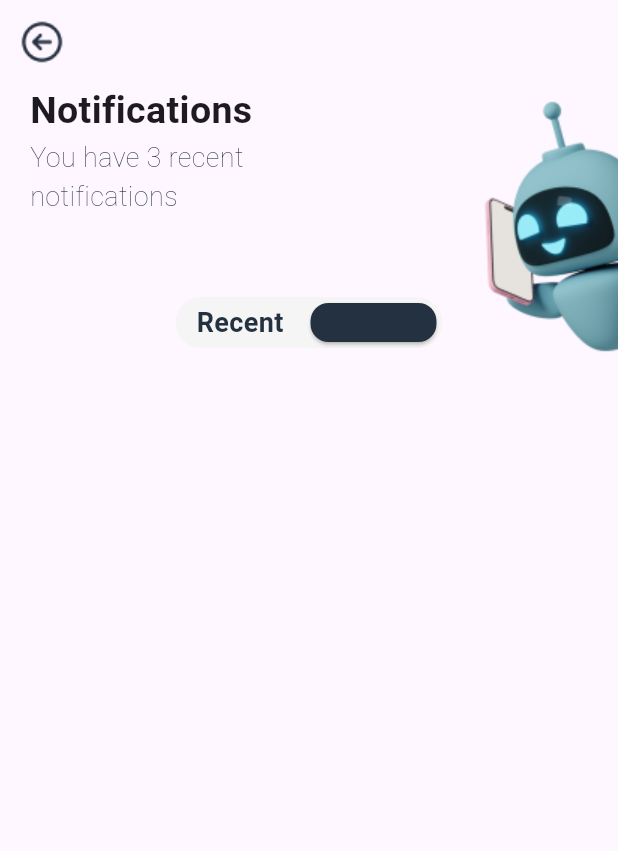
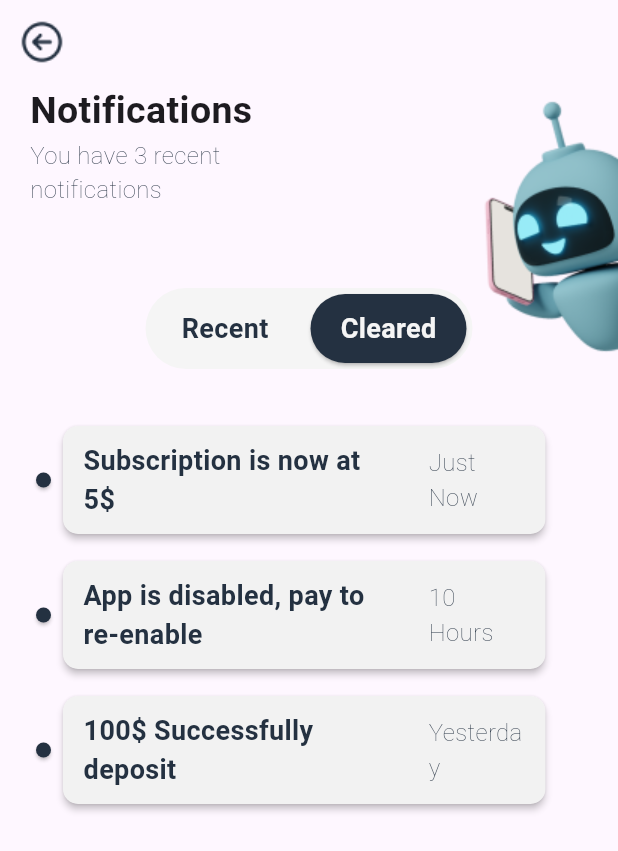
Before and after one commit to jihaddmz/Applicx, a Flutter app: the ScreenNotifications screen opened directly, after a tap on "Cleared", on a phone screen of 412 x 824 dp. Shown: the top 851 px of the screen. Run offline on Flutter 3.47's test engine with Material 3 defaults, Android fonts, the phone set to English and light mode, and no system bars; our stand-ins replace flutter_svg; missing offline and left inert: dart:ffi.

Commit message:
Finished screen intros and notification

```diff
--- /dev/null
+++ b/lib/components/button.dart
@@ -0,0 +1,20 @@
+import 'package:flutter/material.dart';
+
+Widget Button(String text, Function() onCLick) {
+  return ElevatedButton(
+      style: ButtonStyle(
+          shape: MaterialStatePropertyAll(
+              RoundedRectangleBorder(borderRadius: BorderRadius.circular(40))),
+          side: const MaterialStatePropertyAll(
+              BorderSide(style: BorderStyle.none)),
+          backgroundColor: const MaterialStatePropertyAll(Color(0xffFF6F77))),
+      onPressed: onCLick,
+      child: Padding(
+        padding: const EdgeInsets.symmetric(horizontal: 20, vertical: 10),
+        child: Text(
+          text,
+          style: const TextStyle(
+              color: Colors.white, fontWeight: FontWeight.bold, fontSize: 20),
+        ),
+      ));
+}
--- a/lib/components/card_toggler.dart
+++ b/lib/components/card_toggler.dart
@@ -1,22 +1,33 @@
 import 'package:applicx/components/text.dart';
-import 'package:applicx/helpers/helper_logging.dart';
 import 'package:flutter/material.dart';
 
-Widget CardToggler(
-    String textLeft,
-    String textRight,
-    Color color1,
-    Color color2,
-    double elevation1,
-    double elevation2,
-    Function() onCard1Tap,
-    Function() onCard2Tap) {
-  double elev1 = 1;
-  double elev2 = 0;
+class CardToggler extends StatefulWidget {
+  CardToggler(
+      {required this.textLeft,
+      required this.textRight,
+      required this.onToggle});
 
+  final String textLeft;
+  final String textRight;
+  final Function(int) onToggle;
+
+  @override
+  _CardToggler createState() => _CardToggler();
+}
+
+class _CardToggler extends State<CardToggler> with TickerProviderStateMixin {
+  Color color1 = const Color(0xff243141);
+  Color color2 = const Color(0xffF5F5F5);
+  Color colorText1 = const Color(0xffF5F5F5);
+  Color colorText2 = const Color(0xff243141);
+  double elevation1 = 1;
+  double elevation2 = 0;
+
+  @override
+  Widget build(BuildContext context) {
     return Card(
       elevation: 0,
-    shape: RoundedRectangleBorder(borderRadius: BorderRadius.circular(40)),
+      shape: RoundedRectangleBorder(borderRadius: BorderRadius.circular(70)),
       color: const Color(0xffF5F5F5),
       child: Row(
         mainAxisSize: MainAxisSize.min,
@@ -24,30 +35,34 @@ Widget CardToggler(
           GestureDetector(
             onTap: () {
               onCard1Tap();
-            elev1 = 1;
-            elev2 = 0;
+              widget.onToggle(0);
             },
             child: Card(
               elevation: elevation1,
               color: color1,
+              shape: RoundedRectangleBorder(
+                  borderRadius: BorderRadius.circular(70)),
               child: Padding(
-              padding: const EdgeInsets.symmetric(horizontal: 10),
-              child: TextNormalBlack(textLeft),
+                padding:
+                    const EdgeInsets.symmetric(horizontal: 20, vertical: 10),
+                child: TextNormalBlack(widget.textLeft, color: colorText1),
               ),
             ),
           ),
           GestureDetector(
             onTap: () {
               onCard2Tap();
-            elev1 = 0;
-            elev2 = 1;
+              widget.onToggle(1);
             },
             child: Card(
+              shape: RoundedRectangleBorder(
+                  borderRadius: BorderRadius.circular(70)),
               elevation: elevation2,
               color: color2,
               child: Padding(
-              padding: const EdgeInsets.symmetric(horizontal: 10),
-              child: TextNormalBlack(textRight),
+                padding:
+                    const EdgeInsets.symmetric(horizontal: 20, vertical: 10),
+                child: TextNormalBlack(widget.textRight, color: colorText2),
               ),
             ),
           )
@@ -55,3 +70,26 @@ Widget CardToggler(
       ),
     );
   }
+
+  void onCard1Tap() {
+    setState(() {
+      color1 = const Color(0xff243141);
+      color2 = const Color(0xffF5F5F5);
+      colorText1 = const Color(0xffF5F5F5);
+      colorText2 = const Color(0xff243141);
+      elevation1 = 1;
+      elevation2 = 0;
+    });
+  }
+
+  void onCard2Tap() {
+    setState(() {
+      color1 = const Color(0xffF5F5F5);
+      color2 = const Color(0xff243141);
+      colorText1 = const Color(0xff243141);
+      colorText2 = const Color(0xffF5F5F5);
+      elevation1 = 0;
+      elevation2 = 1;
+    });
+  }
+}
--- /dev/null
+++ b/lib/components/item_notification.dart
@@ -0,0 +1,42 @@
+import 'package:applicx/components/text.dart';
+import 'package:applicx/models/model_notification.dart';
+import 'package:flutter/material.dart';
+
+Widget ItemNotification(BuildContext context,
+    ModelNotification modelNotification, Color circleColor) {
+  return Row(
+    crossAxisAlignment: CrossAxisAlignment.center,
+    children: [
+      Card(
+        color: circleColor,
+        shape: const OvalBorder(side: BorderSide.none),
+        child: const Padding(padding: EdgeInsets.all(5)),
+      ),
+      SizedBox(
+        width: MediaQuery.of(context).size.width * 0.8,
+        height: 80,
+        child: Card(
+            elevation: 2,
+            color: const Color(0xffF2F2F2),
+            shape:
+                RoundedRectangleBorder(borderRadius: BorderRadius.circular(10)),
+            child: LayoutBuilder(builder: (context, constraints) {
+              return Row(
+                mainAxisAlignment: MainAxisAlignment.spaceAround,
+                children: [
+                  Container(
+                    width: constraints.maxWidth * 0.6,
+                    margin: const EdgeInsets.only(right: 10),
+                    child: TextNormalBlack(modelNotification.message),
+                  ),
+                  Container(
+                    width: constraints.maxWidth * 0.2,
+                    child: TextGrey(modelNotification.date),
+                  )
+                ],
+              );
+            })),
+      )
+    ],
+  );
+}
--- a/lib/components/text.dart
+++ b/lib/components/text.dart
@@ -4,15 +4,17 @@ Widget TextGrey(String text) {
   return Text(
     text,
     style: const TextStyle(
-        fontSize: 18, color: Color(0xff243141), fontWeight: FontWeight.w200),
+        fontSize: 16, color: Color(0xff243141), fontWeight: FontWeight.w200),
   );
 }
 
-Widget TextNormalBlack(String text) {
+Widget TextNormalBlack(String text, {Color? color}) {
   return Text(
     text,
-    style: const TextStyle(
-        fontSize: 18, color: Color(0xff243141), fontWeight: FontWeight.w600),
+    style: TextStyle(
+        fontSize: 18,
+        color: color ?? Color(0xff243141),
+        fontWeight: FontWeight.w600),
   );
 }
 
--- a/lib/main.dart
+++ b/lib/main.dart
@@ -1,4 +1,5 @@
 import 'package:applicx/screens/screen_intros.dart';
+import 'package:applicx/screens/screen_notifications.dart';
 import 'package:flutter/material.dart';
 
 void main() {
--- /dev/null
+++ b/lib/models/model_notification.dart
@@ -0,0 +1,8 @@
+class ModelNotification {
+  final int id;
+  final String message;
+  final String date;
+
+  ModelNotification(
+      {required this.id, required this.message, required this.date});
+}
--- a/lib/screens/screen_intros.dart
+++ b/lib/screens/screen_intros.dart
@@ -3,6 +3,7 @@ import 'package:applicx/screens/screen_intro2.dart';
 import 'package:applicx/screens/screen_intro3.dart';
 import 'package:applicx/screens/screen_intro4.dart';
 import 'package:flutter/material.dart';
+import 'package:flutter/services.dart';
 import 'package:flutter_svg/svg.dart';
 
 /*
@@ -119,4 +120,14 @@ class _ScreenIntros extends State<ScreenIntros>
     _controllerFade.reset();
     _controllerFade.forward();
   }
+
+  Color getColorByPageIndex() {
+    return _currentPage == 0
+        ? const Color(0xffF9CDCC)
+        : _currentPage == 1
+            ? const Color(0xffAAD59E)
+            : _currentPage == 2
+                ? const Color(0xffFDD848)
+                : const Color(0xff9ECCFA);
+  }
 }
--- a/lib/screens/screen_notifications.dart
+++ b/lib/screens/screen_notifications.dart
@@ -1,23 +1,51 @@
+import 'dart:ffi';
+
+import 'package:applicx/components/button.dart';
 import 'package:applicx/components/card_toggler.dart';
+import 'package:applicx/components/item_notification.dart';
 import 'package:applicx/components/text.dart';
 import 'package:applicx/helpers/helper_logging.dart';
+import 'package:applicx/models/model_notification.dart';
 import 'package:flutter/material.dart';
-import 'package:flutter_svg/svg.dart';
 
 class ScreenNotifications extends StatefulWidget {
   @override
   _ScreenNotifications createState() => _ScreenNotifications();
 }
 
-class _ScreenNotifications extends State<ScreenNotifications> {
-  Color color1 = Color(243141);
-  Color color2 = Color(0xffF5F5F5);
-  double elevation1 = 1;
-  double elevation2 = 0;
+class _ScreenNotifications extends State<ScreenNotifications>
+    with SingleTickerProviderStateMixin {
+  int _index = 0;
+  late List<ModelNotification> _list;
+
+  late final AnimationController _controller = AnimationController(
+    duration: const Duration(milliseconds: 200),
+    vsync: this,
+  );
+  late final Animation<double> _fadeAnimation =
+      Tween<double>(begin: 1.0, end: 0.0)
+          .animate(CurvedAnimation(parent: _controller, curve: Curves.linear));
+
+  @override
+  void initState() {
+    super.initState();
+
+    fetchRecentNotifications();
+  }
 
   @override
   Widget build(BuildContext context) {
     return Scaffold(
+      floatingActionButton: FadeTransition(
+        opacity: _fadeAnimation,
+        child: Button("Clear All", () {
+          if (_index == 0) {
+          } else {
+            // don't do anything
+          }
+        }),
+      ),
+      floatingActionButtonLocation: FloatingActionButtonLocation.centerDocked,
       appBar: AppBar(
         leading: GestureDetector(
           onTap: () {
@@ -43,23 +71,28 @@ class _ScreenNotifications extends State<ScreenNotifications> {
                   padding: const EdgeInsets.only(top: 50),
                   child: Align(
                     alignment: Alignment.center,
-                    child: CardToggler("Recent", "Cleared", color1, color2,
-                        elevation1, elevation2, () {
-                      setState(() {
-                        HelperLogging.logD("entered here");
-                        color1 = Color(0xff243141);
-                        color2 = Color(0xffF5F5F5);
-                        elevation1 = 1;
-                        elevation2 = 0;
-                      });
-                    }, () {
-                      setState(() {
-                        color1 = Color(0xffF5F5F5);
-                        color2 = Color(0xff243141);
-                        elevation1 = 0;
-                        elevation2 = 1;
-                      });
-                    }),
+                    child: CardToggler(
+                      textLeft: "Recent",
+                      textRight: "Cleared",
+                      onToggle: (index) {
+                        setState(() {
+                          _index = index;
+                        });
+                        if (index == 0) {
+                          fetchRecentNotifications();
+                          _controller.reverse();
+                        } else {
+                          fetchClearedNotifications();
+                          _controller.forward();
+                        }
+                      },
+                    ),
+                  ),
+                ),
+                Padding(
+                  padding: const EdgeInsets.only(top: 20),
+                  child: Column(
+                    children: listOfNotifications(),
                   ),
                 )
               ],
@@ -69,4 +102,41 @@ class _ScreenNotifications extends State<ScreenNotifications> {
       ),
     );
   }
+
+  List<Widget> listOfNotifications() {
+    List<Widget> list = [];
+    for (var element in _list) {
+      list.add(Padding(
+        padding: const EdgeInsets.only(top: 10),
+        child: ItemNotification(context, element,
+            _index == 0 ? Color(0xffFF6F77) : Color(0xff243141)),
+      ));
+    }
+
+    return list;
+  }
+
+  void fetchRecentNotifications() {
+    _list = [
+      ModelNotification(
+          id: 0, message: "Subscription is now at 5\$", date: "Just Now"),
+      ModelNotification(
+          id: 1, message: "Subscription is now at 5\$", date: "5 Hours"),
+      ModelNotification(
+          id: 2, message: "100\$ Successfully deposit", date: "Yesterday")
+    ];
+  }
+
+  void fetchClearedNotifications() {
+    _list = [
+      ModelNotification(
+          id: 0, message: "Subscription is now at 5\$", date: "Just Now"),
+      ModelNotification(
+          id: 1,
+          message: "App is disabled, pay to re-enable",
+          date: "10 Hours"),
+      ModelNotification(
+          id: 2, message: "100\$ Successfully deposit", date: "Yesterday")
+    ];
+  }
 }
```
Also changed, not shown: 1 other file. Lines whose indentation alone changed are shown as unchanged.
